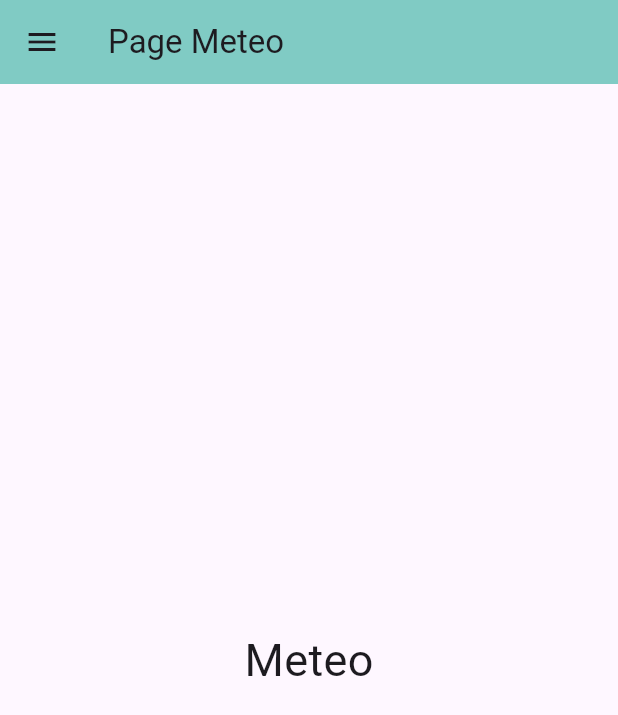
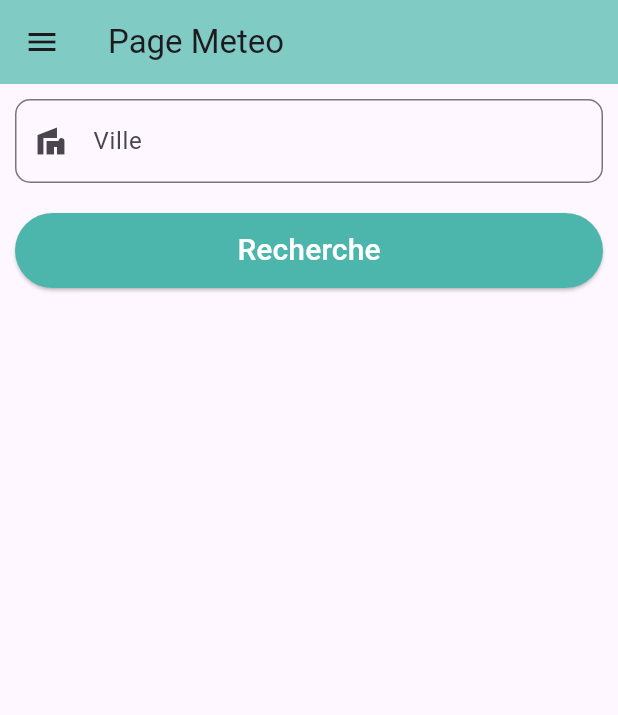
Before and after one commit to Mohamed-Ali-Affes-D/flutter_voyage, a Flutter app: the Meteo screen opened by its route, on a phone screen of 412 x 824 dp. Shown: the top 715 px of the screen. Run offline on Flutter 3.47's test engine with Material 3 defaults, Android fonts, the phone set to English and light mode, and no system bars; our stand-ins replace shared_preferences; accounts and stored records are empty.

Commit message:
modification le 23.10.204

```diff
--- a/lib/pages/home.page.dart
+++ b/lib/pages/home.page.dart
@@ -11,7 +11,7 @@ class HomePage extends StatelessWidget {
       appBar: AppBar(
         title: const Text(
           'Page Home',
-          style: TextStyle(color: Colors.white, fontWeight: FontWeight.bold),
+          style: TextStyle(color: Colors.black87),
         ),
         backgroundColor: Colors.teal[200],
         elevation: 0,
--- a/lib/pages/inscription.pages.dart
+++ b/lib/pages/inscription.pages.dart
@@ -11,9 +11,9 @@ class InscriptionPage extends StatelessWidget {
       appBar: AppBar(
         title: const Text(
           'Inscription',
-          style: TextStyle(color: Colors.white, fontWeight: FontWeight.bold),
+          style: TextStyle(color: Colors.black87),
         ),
-        backgroundColor: Colors.teal[300],
+        backgroundColor: Colors.teal[200],
         elevation: 0,
       ),
       body: Column(
@@ -61,7 +61,7 @@ class InscriptionPage extends StatelessWidget {
           TextButton(
             child: const Text(
               "J'ai un Compte",
-              style: TextStyle(fontSize: 22, color: Colors.teal),
+              style: TextStyle(fontSize: 22, color: Colors.black87),
             ),
             onPressed: () {
               Navigator.pop(context);
--- /dev/null
+++ b/lib/pages/meteo-details.page.dart
@@ -0,0 +1,45 @@
+import 'dart:convert';
+
+import 'package:flutter/material.dart';
+import 'package:voyage/pages/drawer.widget.dart';
+import 'package:http/http.dart' as http;
+
+class MeteoDetailsPage extends StatefulWidget {
+  String ville = "";
+  MeteoDetailsPage(this.ville);
+
+  @override
+  State<MeteoDetailsPage> createState() => _MeteoDetailsPageState();
+}
+
+class _MeteoDetailsPageState extends State<MeteoDetailsPage> {
+  @override
+  var meteoData;
+  void initState() {
+    super.initState();
+    getMeteoData(widget.ville);
+  }
+
+  void getMeteoData(String ville) {
+    print("Méteo de la ville de" + ville);
+    String url =
+        "https://api.openweathermap.org/data/2.5/forecast?q=${ville}&appid=c109c07bc4df77a88c923e6407aef864";
+    http.get(Uri.parse(url)).then((resp) {
+      this.meteoData = json.decode(resp.body);
+      print(this.meteoData);
+    }).catchError((err) {
+      print(err);
+    });
+  }
+
+  Widget build(BuildContext context) {
+    return Scaffold(
+        appBar: AppBar(
+          title: Text('Page Meteo Details ${widget.ville}'),
+          backgroundColor: Colors.teal[200],
+        ),
+        body: Center(
+          child: Text('Page Meteo Details ${widget.ville}'),
+        ));
+  }
+}
--- a/lib/pages/meteo.page.dart
+++ b/lib/pages/meteo.page.dart
@@ -1,10 +1,10 @@
 import 'package:flutter/material.dart';
 import 'package:voyage/pages/drawer.widget.dart';
 import 'package:voyage/pages/home.page.dart';
+import 'package:voyage/pages/meteo-details.page.dart';
 
 class Meteo extends StatelessWidget {
-  const Meteo({super.key});
-
+  TextEditingController txt_ville = new TextEditingController();
   @override
   Widget build(BuildContext context) {
     return Scaffold(
@@ -16,11 +16,51 @@ class Meteo extends StatelessWidget {
           ),
           backgroundColor: Colors.teal[200],
         ),
-      body: Center(
-          child: Text(
-        "Meteo",
-        style: TextStyle(fontSize: 30),
-      )),
+        body: Column(
+          children: [
+            Container(
+              padding: const EdgeInsets.all(10),
+              child: TextFormField(
+                controller: txt_ville,
+                decoration: InputDecoration(
+                    prefixIcon: const Icon(Icons.villa),
+                    hintText: "Ville",
+                    border: OutlineInputBorder(
+                        borderSide: const BorderSide(width: 1),
+                        borderRadius: BorderRadius.circular(10))),
+              ),
+            ),
+            Container(
+              padding: const EdgeInsets.all(10),
+              child: ElevatedButton(
+                style: ElevatedButton.styleFrom(
+                    minimumSize: const Size.fromHeight(50),
+                    backgroundColor: Colors.teal[300]),
+                onPressed: () {
+                  _onGetMeteoDetails(context);
+                },
+                child: const Text(
+                  'Recherche',
+                  style: TextStyle(fontSize: 20, color: Colors.white),
+                ),
+              ),
+            ),
+          ],
+        ));
+  }
+
+  void _onGetMeteoDetails(BuildContext context) {
+    String v = txt_ville.text;
+
+    if (v.isNotEmpty) {
+      Navigator.push(context,
+          MaterialPageRoute(builder: (context) => MeteoDetailsPage(v)));
+    } else {
+      const snackBar = SnackBar(
+        backgroundColor: Colors.redAccent,
+        content: Center(child: Text('Ville requis')),
       );
+      ScaffoldMessenger.of(context).showSnackBar(snackBar);
     }
   }
+}
--- a/pubspec.yaml
+++ b/pubspec.yaml
@@ -37,6 +37,7 @@ dependencies:
   # Use with the CupertinoIcons class for iOS style icons.
   cupertino_icons: ^1.0.8
   shared_preferences: ^2.3.2
+  http: ^1.2.2
 
 dev_dependencies:
   flutter_test:
```
Also changed, not shown: lib/pages/authentification.page.dart (+8 -5 lines), images/logo.jpg (added), pubspec.lock, 1 other file. Lines whose indentation alone changed are shown as unchanged.
